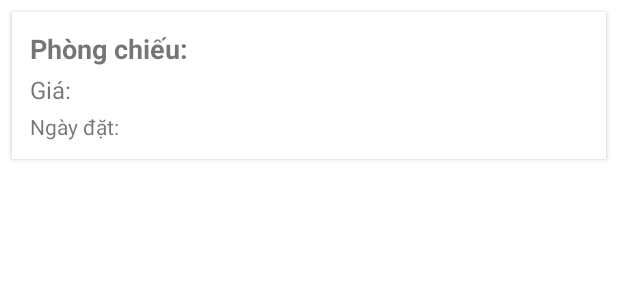
After one commit to buynbuyn/UNI-CINEMA, an Android app: the layout item_phim_da_xem.xml on its own in the app's theme, with its tools: preview values and no code run, on a phone screen of 412 x 824 dp. The commit adds this screen. Shown: the top 300 px of the screen. Run offline under Robolectric (Android 15) with nearby library versions, the phone set to English and light mode, and no system bars.

Commit message:
hẹ hẹ

```diff
--- /dev/null
+++ b/app/src/main/res/layout/item_phim_da_xem.xml
@@ -0,0 +1,34 @@
+<!-- res/layout/item_phim_da_xem.xml -->
+<LinearLayout xmlns:android="http://schemas.android.com/apk/res/android"
+    android:layout_width="match_parent"
+    android:layout_height="wrap_content"
+    android:orientation="vertical"
+    android:padding="12dp"
+    android:background="@android:color/white"
+    android:layout_margin="8dp"
+    android:elevation="2dp">
+
+    <TextView
+        android:id="@+id/tv_screen_room"
+        android:layout_width="wrap_content"
+        android:layout_height="wrap_content"
+        android:text="Phòng chiếu: "
+        android:textSize="18sp"
+        android:textStyle="bold" />
+
+    <TextView
+        android:id="@+id/tv_price"
+        android:layout_width="wrap_content"
+        android:layout_height="wrap_content"
+        android:text="Giá: "
+        android:textSize="16sp"
+        android:layout_marginTop="4dp" />
+
+    <TextView
+        android:id="@+id/tv_date"
+        android:layout_width="wrap_content"
+        android:layout_height="wrap_content"
+        android:text="Ngày đặt: "
+        android:textSize="14sp"
+        android:layout_marginTop="4dp" />
+</LinearLayout>
```
Also changed, not shown: app/src/main/java/com/example/uni_cinema/ui/lichsu/LichSuFragment.java (+46 -6 lines), app/src/main/java/com/example/uni_cinema/ui/lichsu/WatchedMovie.java (added, +27 -0 lines), app/src/main/java/com/example/uni_cinema/ui/lichsu/WatchedMovieAdapter.java (added, +55 -0 lines), app/src/main/res/layout/fragment_lich_su.xml (+7 -0 lines).
